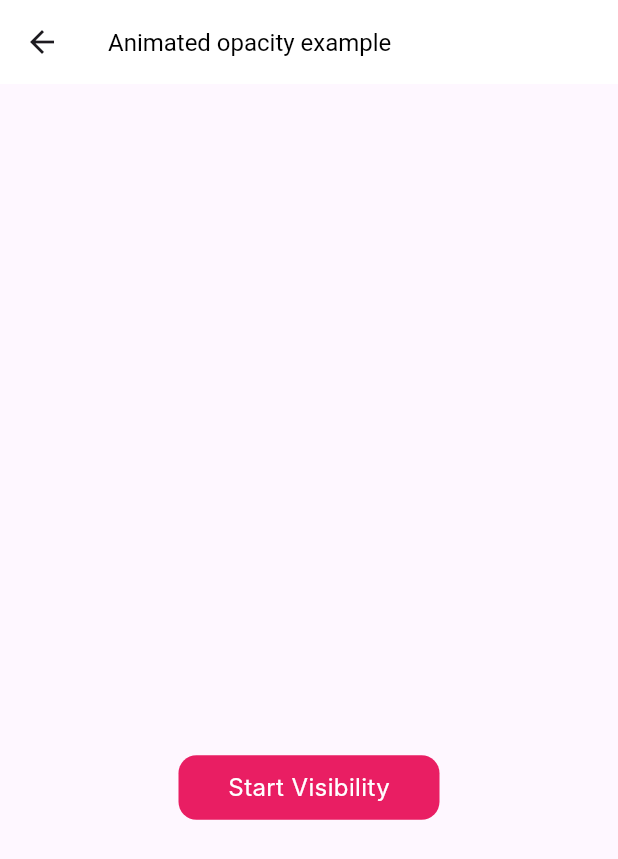
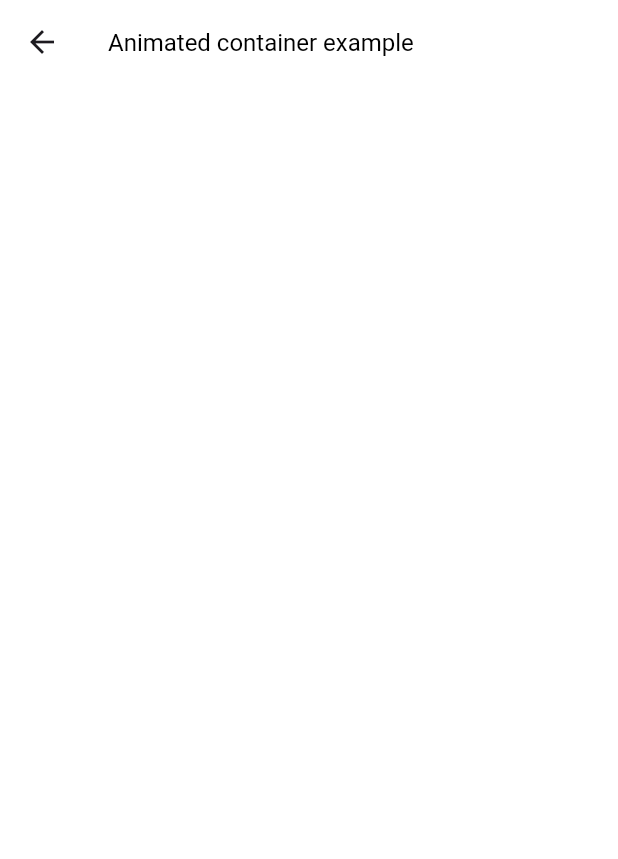
Before and after one commit to AzizEshpolatov/animation_example, a Flutter app: the ImplicitAnimationPage screen opened directly, after a tap on "Animated Controller example", on a phone screen of 412 x 824 dp. Shown: the top 859 px of the screen. Run offline on Flutter 3.47's test engine with Material 3 defaults, Android fonts, the phone set to English and light mode, and no system bars; Roboto replaces fonts that are missing (Inter).

Commit message:
I have written documentation on AnimatedContainer

```diff
--- /dev/null
+++ b/lib/animation/implicit/animated_container_example.dart
@@ -0,0 +1,30 @@
+import 'package:flutter/material.dart';
+
+/// AnimatedContainer – Container widgetining kengaytirilgan ko'rinishi bo'lib,
+/// o'lchami (size), rangi (color), chegarasi (border), radiusi (borderRadius)
+/// kabi xususiyatlarining o'zgarishini animatsiya bilan amalga oshiradi.
+
+/// Masalan, tugmaga bosilganda tugma kattalashishi yoki rangi o'zgarishi
+/// kerak bo'lsa, Container o'rniga AnimatedContainer ishlatib, bu jarayonni
+/// animatsion qilishingiz mumkin.
+/// Animatsiyaga maxsus controller talab qilinmaydigan oddiy holatlarda
+/// ishlatish mumkin
+
+class AnimatedContainerExample extends StatelessWidget {
+  const AnimatedContainerExample({super.key});
+
+  @override
+  Widget build(BuildContext context) {
+    return Scaffold(
+      appBar: AppBar(
+        backgroundColor: Colors.white,
+        title: Text(
+          "Animated container example",
+          style: TextStyle(fontSize: 16, color: Colors.black),
+        ),
+      ),
+      backgroundColor: Colors.white,
+      body: Column(),
+    );
+  }
+}
--- a/lib/animation/implicit/implicit_animation.dart
+++ b/lib/animation/implicit/implicit_animation.dart
@@ -1,3 +1,4 @@
+import 'package:animation_example/animation/implicit/animated_container_example.dart';
 import 'package:animation_example/animation/implicit/animated_opacity.dart';
 import 'package:animation_example/widget/custom_button.dart';
 import 'package:animation_example/widget/navigator_extension.dart';
@@ -42,7 +43,7 @@ class ImplicitAnimationPage extends StatelessWidget {
             text: "Animated Opacity example",
           ),
           CustomButton(
-            onTap: () => push(AnimatedOpacityPage(), context: context),
+            onTap: () => push(AnimatedContainerExample(), context: context),
             text: "Animated Controller example",
           ),
           CustomButton(
```
